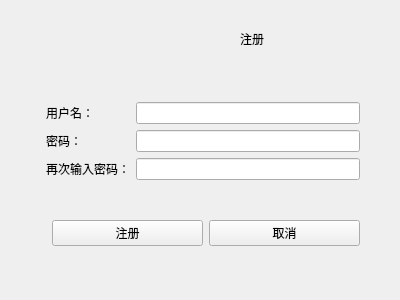
Before: the Qt Designer form register.ui in Jvsong/Qttask3, drawn with Qt 5.
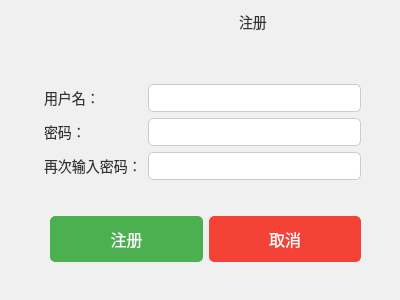
After: the same form once the commit is applied.

The edit to the form file:
```diff
--- a/register.ui
+++ b/register.ui
@@ -13,6 +13,65 @@
   <property name="windowTitle">
    <string>Form</string>
   </property>
+  <property name="styleSheet">
+   <string notr="true">/* 设置整个界面的背景色 */
+QWidget {
+    background-color: #f0f0f0;
+}
+
+/* 设置QLabel标签的字体和颜色 */
+QLabel {
+    font-size: 14px;
+    color: #333;
+}
+
+/* 设置QLineEdit的样式 */
+QLineEdit {
+    background-color: #ffffff;
+    border: 1px solid #ccc;
+    border-radius: 5px;
+    padding: 5px;
+}
+
+/* 设置QPushButton的样式 */
+QPushButton {
+    background-color: #4CAF50; 
+    color: white;
+    border: 1px solid #4CAF50;
+    border-radius: 5px;
+    padding: 10px;
+    font-size: 16px;
+}
+
+/* 按钮悬停时的样式 */
+QPushButton:hover {
+    background-color: #45a049;
+    border-color: #45a049;
+}
+
+/* 按钮点击时的样式 */
+QPushButton:pressed {
+    background-color: #3e8e41;
+    border-color: #3e8e41;
+}
+
+/* 设置取消按钮的样式 */
+QPushButton#Cancel {
+    background-color: #f44336;
+    border-color: #f44336;
+}
+
+QPushButton#Cancel:hover {
+    background-color: #e53935;
+    border-color: #e53935;
+}
+
+QPushButton#Cancel:pressed {
+    background-color: #c62828;
+    border-color: #c62828;
+}
+</string>
+  </property>
   <layout class="QGridLayout" name="gridLayout_3">
    <item row="0" column="3">
     <spacer name="verticalSpacer_2">
@@ -22,7 +81,7 @@
      <property name="sizeHint" stdset="0">
       <size>
        <width>20</width>
-       <height>15</height>
+       <height>2</height>
       </size>
      </property>
     </spacer>
@@ -80,7 +139,7 @@
      </property>
      <property name="sizeHint" stdset="0">
       <size>
-       <width>31</width>
+       <width>26</width>
        <height>20</height>
       </size>
      </property>
@@ -135,7 +194,7 @@
      </property>
      <property name="sizeHint" stdset="0">
       <size>
-       <width>31</width>
+       <width>26</width>
        <height>20</height>
       </size>
      </property>
@@ -206,7 +265,7 @@
      <property name="sizeHint" stdset="0">
       <size>
        <width>20</width>
-       <height>37</height>
+       <height>24</height>
       </size>
      </property>
     </spacer>
```
